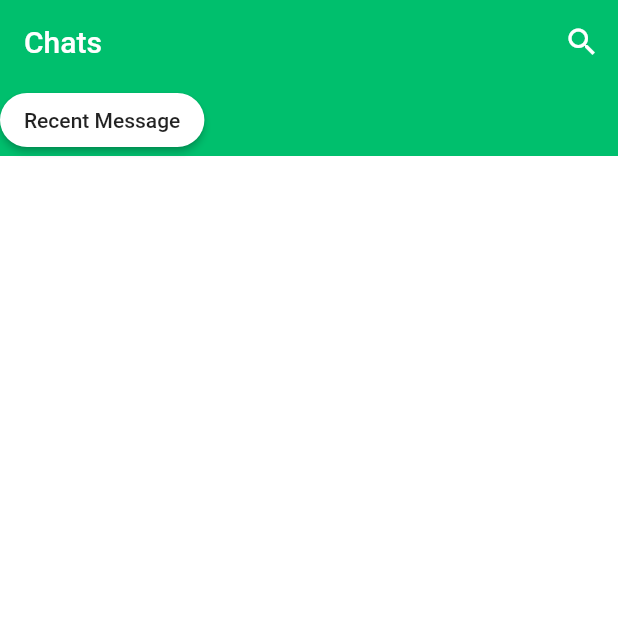
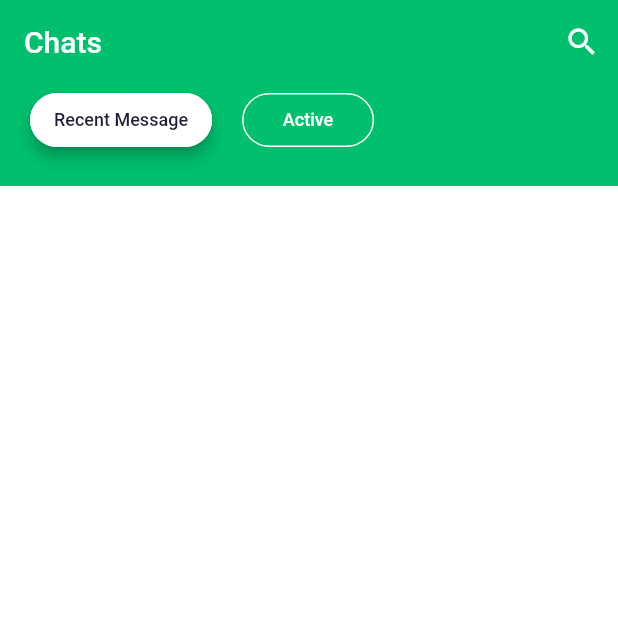
Before and after one commit to kv1991/FreeChat, a Flutter app: the ChartsScreen screen opened directly, on a phone screen of 412 x 824 dp, the top half of it. Run offline on Flutter 3.47's test engine with Material 2 defaults, Android fonts, the phone set to English and light mode, and no system bars.

Commit message:
feat:  built tab bar with using FilledOutlineButton widget.

```diff
--- a/lib/screens/charts/components/body.dart
+++ b/lib/screens/charts/components/body.dart
@@ -1,4 +1,5 @@
 import 'package:flutter/material.dart';
+import 'package:free_chat/components/filled_outline_button.dart';
 import 'package:free_chat/constants.dart';
 
 class Body extends StatelessWidget {
@@ -7,15 +8,18 @@ class Body extends StatelessWidget {
   @override
   Widget build(BuildContext context) {
     return Container(
+      padding: const EdgeInsets.fromLTRB(kDefaultPadding, 0, kDefaultPadding, kDefaultPadding),
       child: Row(
         children: [
-          MaterialButton(
-            onPressed: () {},
-            child: Text('Recent Message'),
-            color: Colors.white,
-            shape: RoundedRectangleBorder(
-              borderRadius: BorderRadius.circular(30)
-            ),
+          FilledOutlineButton(
+            text: 'Recent Message',
+            press: () {}
+          ),
+          const SizedBox(width: kDefaultPadding),
+          FilledOutlineButton(
+            text: 'Active',
+            press: () {},
+            isFilled: false
           )
         ],
       ),
```
